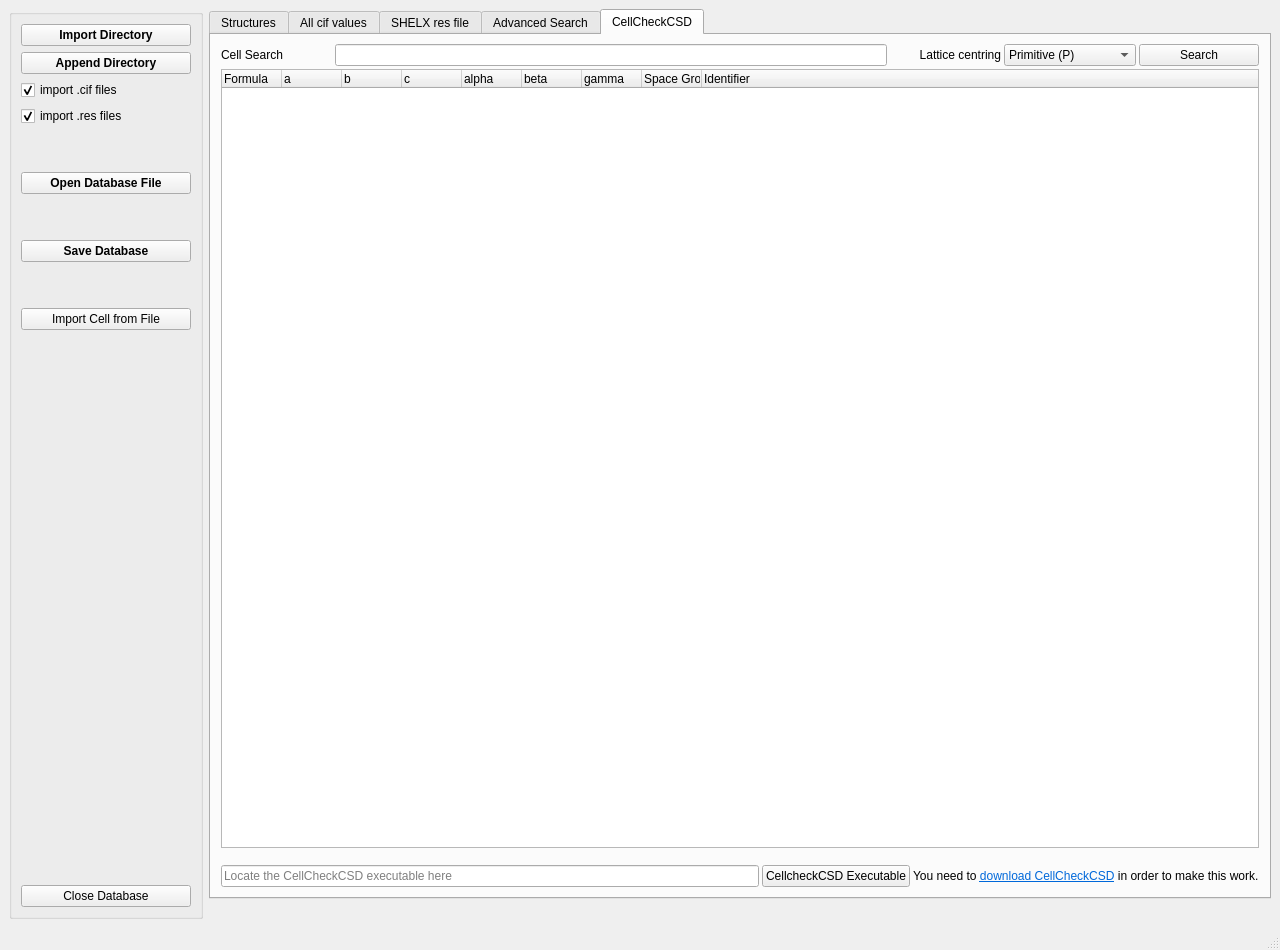
The window that structurefinder/gui/strf_main.ui (dkratzert/StructureFinder) describes before a commit, drawn with Qt 5.
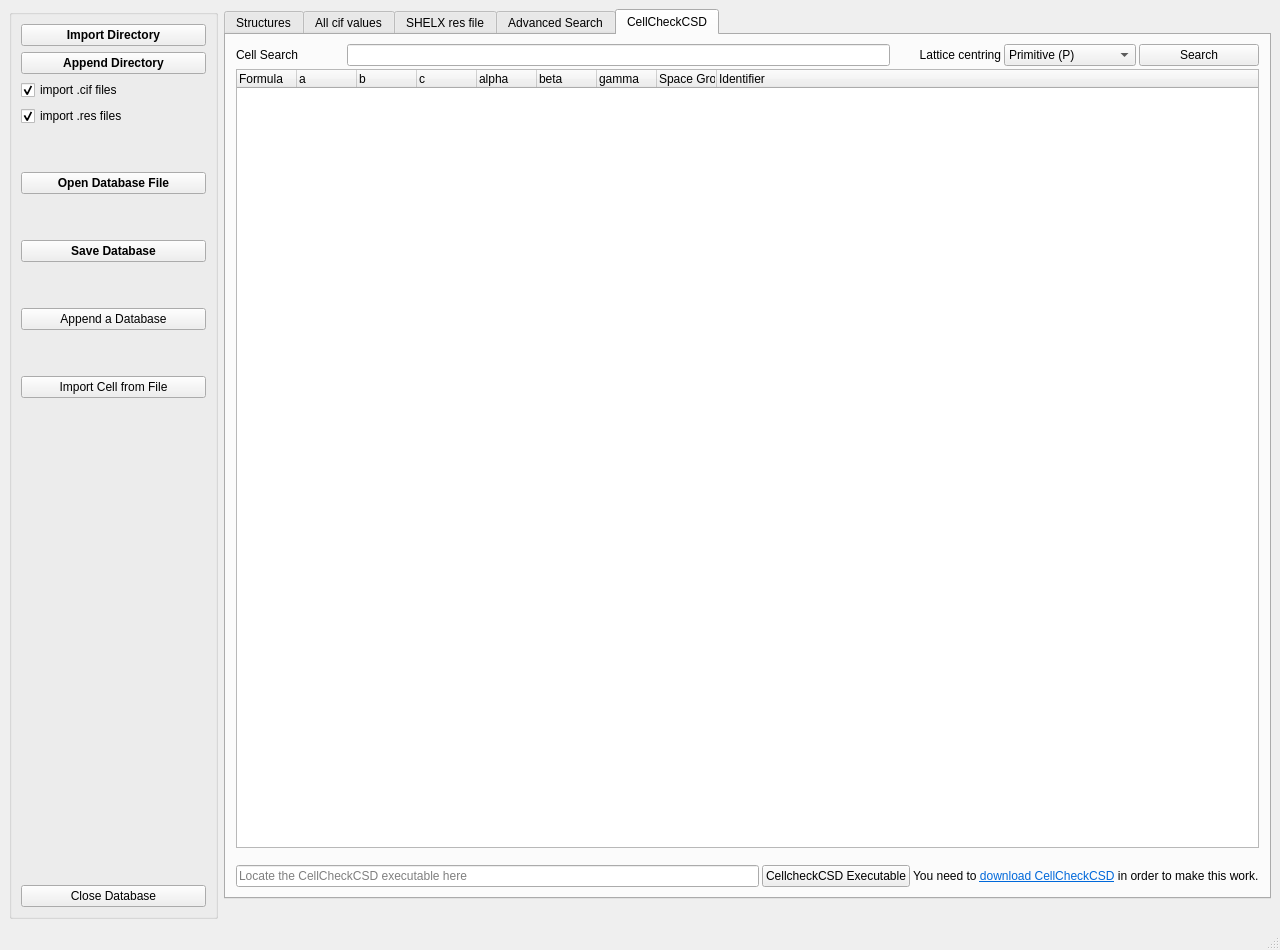
The same window after the commit. Custom widgets are drawn as their Qt base class.

The edit to the form file:
```diff
--- a/structurefinder/gui/strf_main.ui
+++ b/structurefinder/gui/strf_main.ui
@@ -32,7 +32,7 @@
         <widget class="QPushButton" name="importDirButton">
          <property name="minimumSize">
           <size>
-           <width>170</width>
+           <width>185</width>
            <height>0</height>
           </size>
          </property>
@@ -54,7 +54,7 @@
         <widget class="QPushButton" name="appendDirButton">
          <property name="minimumSize">
           <size>
-           <width>170</width>
+           <width>185</width>
            <height>0</height>
           </size>
          </property>
@@ -118,7 +118,7 @@
         <widget class="QPushButton" name="importDatabaseButton">
          <property name="minimumSize">
           <size>
-           <width>170</width>
+           <width>185</width>
            <height>0</height>
           </size>
          </property>
@@ -153,7 +153,7 @@
         <widget class="QPushButton" name="saveDatabaseButton">
          <property name="minimumSize">
           <size>
-           <width>170</width>
+           <width>185</width>
            <height>0</height>
           </size>
          </property>
@@ -184,11 +184,40 @@
          </property>
         </spacer>
        </item>
+       <item>
+        <widget class="QPushButton" name="appendDatabasePushButton">
+         <property name="minimumSize">
+          <size>
+           <width>185</width>
+           <height>0</height>
+          </size>
+         </property>
+         <property name="text">
+          <string>Append a Database</string>
+         </property>
+        </widget>
+       </item>
+       <item>
+        <spacer name="verticalSpacer_7">
+         <property name="orientation">
+          <enum>Qt::Vertical</enum>
+         </property>
+         <property name="sizeType">
+          <enum>QSizePolicy::Preferred</enum>
+         </property>
+         <property name="sizeHint" stdset="0">
+          <size>
+           <width>20</width>
+           <height>40</height>
+          </size>
+         </property>
+        </spacer>
+       </item>
        <item alignment="Qt::AlignLeft">
         <widget class="QPushButton" name="p4pCellButton">
          <property name="minimumSize">
           <size>
-           <width>170</width>
+           <width>185</width>
            <height>0</height>
           </size>
          </property>
@@ -220,7 +249,7 @@
          </property>
          <property name="minimumSize">
           <size>
-           <width>170</width>
+           <width>185</width>
            <height>0</height>
           </size>
          </property>
```
